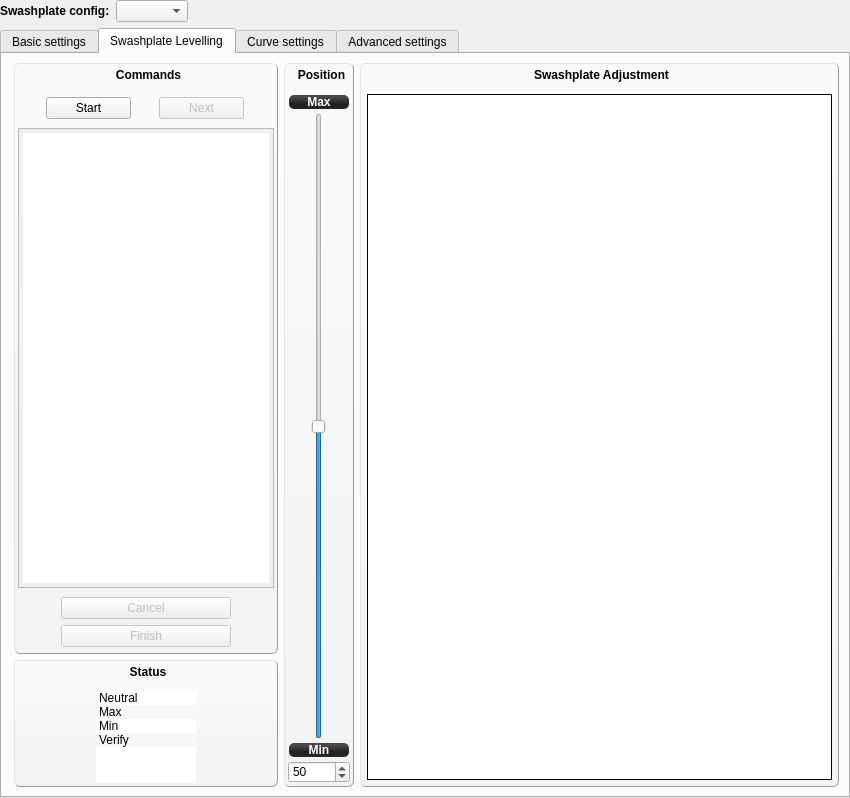
Qt form ground/openpilotgcs/src/plugins/config/airframe_ccpm.ui (openpilot/OpenPilot) before a commit.
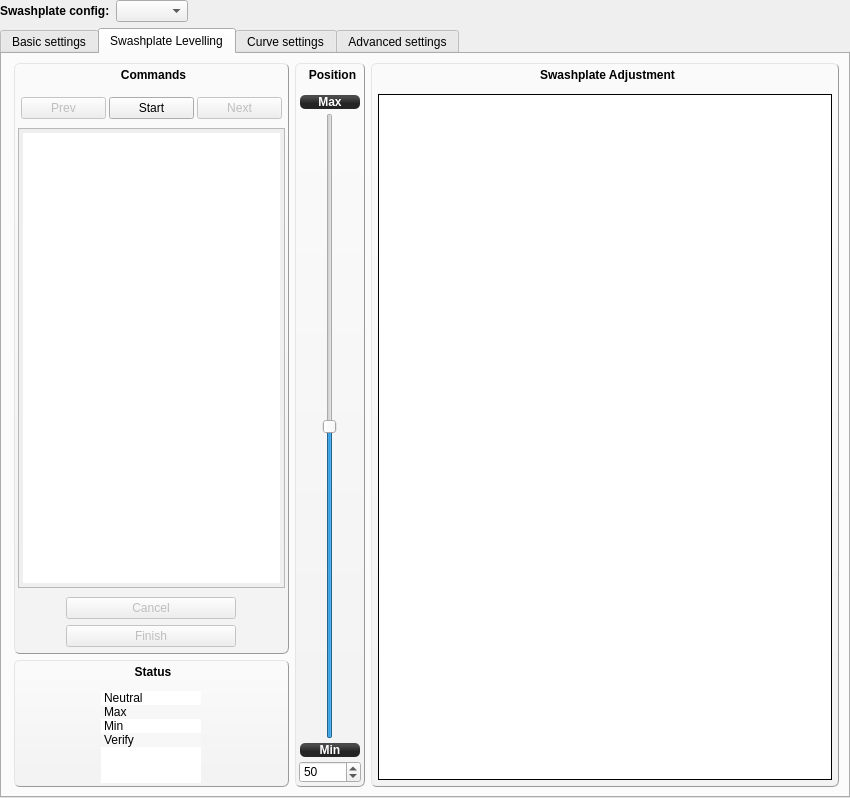
The same form after that commit. Icons and pictures are not drawn. Custom widgets are drawn as their Qt base class.

Commit message: OP-1466 Add a 'Prev' button for servo adjustement

```diff
--- a/ground/openpilotgcs/src/plugins/config/airframe_ccpm.ui
+++ b/ground/openpilotgcs/src/plugins/config/airframe_ccpm.ui
@@ -1968,14 +1968,42 @@
               <item>
                <layout class="QHBoxLayout" name="horizontalLayout_9">
                 <property name="spacing">
-                 <number>0</number>
+                 <number>3</number>
+                </property>
+                <property name="leftMargin">
+                 <number>3</number>
                 </property>
                 <property name="topMargin">
                  <number>30</number>
                 </property>
+                <property name="rightMargin">
+                 <number>3</number>
+                </property>
                 <property name="bottomMargin">
                  <number>3</number>
                 </property>
+                <item>
+                 <widget class="QPushButton" name="SwashLvlPrevButton">
+                  <property name="enabled">
+                   <bool>false</bool>
+                  </property>
+                  <property name="minimumSize">
+                   <size>
+                    <width>85</width>
+                    <height>0</height>
+                   </size>
+                  </property>
+                  <property name="maximumSize">
+                   <size>
+                    <width>85</width>
+                    <height>16777215</height>
+                   </size>
+                  </property>
+                  <property name="text">
+                   <string>Prev</string>
+                  </property>
+                 </widget>
+                </item>
                 <item>
                  <widget class="QPushButton" name="SwashLvlStartButton">
                   <property name="minimumSize">
```
Left out of the diff: 1 changed line with no effect on the pictures. The commit also changes 2 other files.
